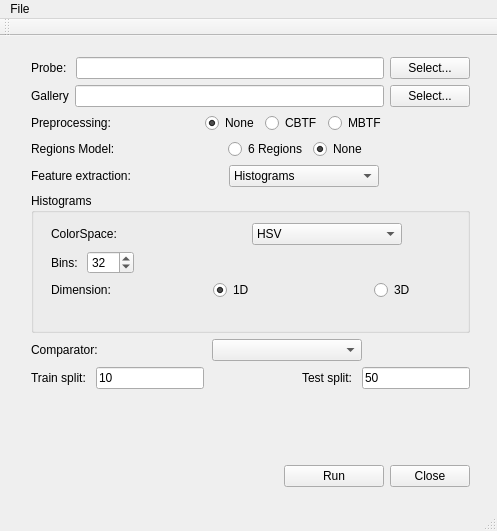
Old version of the form gui/mainwindow.ui in the repository Luigolas/PyReID.
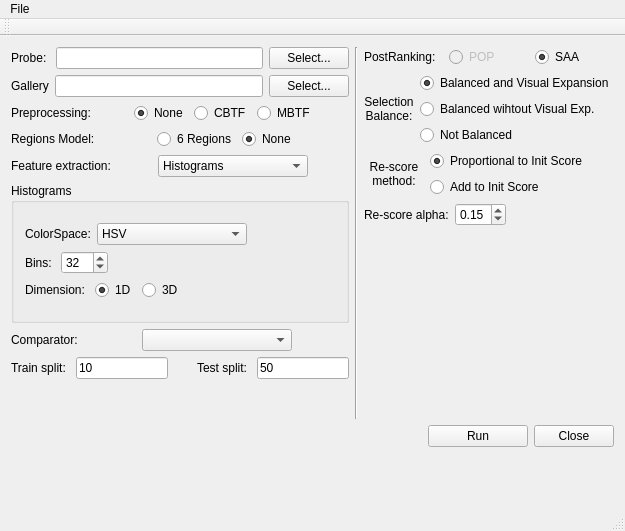
New version of the form.

Commit message: Qt Gui additions. Improved PostRanker. Fix some bugs

The edit to the form file:
```diff
--- a/gui/mainwindow.ui
+++ b/gui/mainwindow.ui
@@ -2,11 +2,14 @@
 <ui version="4.0">
  <class>MainWindow</class>
  <widget class="QMainWindow" name="MainWindow">
+  <property name="enabled">
+   <bool>true</bool>
+  </property>
   <property name="geometry">
    <rect>
     <x>0</x>
     <y>0</y>
-    <width>497</width>
+    <width>625</width>
     <height>531</height>
    </rect>
   </property>
@@ -23,24 +26,35 @@
    </size>
   </property>
   <property name="windowTitle">
-   <string>MainWindow</string>
+   <string>PyReid</string>
   </property>
   <widget class="QWidget" name="centralWidget">
+   <property name="enabled">
+    <bool>true</bool>
+   </property>
    <property name="autoFillBackground">
     <bool>false</bool>
    </property>
-   <widget class="QWidget" name="verticalLayoutWidget">
-    <property name="geometry">
-     <rect>
-      <x>20</x>
-      <y>10</y>
-      <width>461</width>
-      <height>452</height>
-     </rect>
-    </property>
+   <layout class="QGridLayout" name="gridLayout">
+    <item row="2" column="0">
+     <spacer name="verticalSpacer_3">
+      <property name="orientation">
+       <enum>Qt::Vertical</enum>
+      </property>
+      <property name="sizeHint" stdset="0">
+       <size>
+        <width>20</width>
+        <height>40</height>
+       </size>
+      </property>
+     </spacer>
+    </item>
+    <item row="0" column="0" colspan="2">
+     <layout class="QHBoxLayout" name="horizontalLayout_12">
+      <item>
     <layout class="QVBoxLayout" name="verticalLayout">
      <property name="sizeConstraint">
-      <enum>QLayout::SetMinAndMaxSize</enum>
+         <enum>QLayout::SetDefaultConstraint</enum>
      </property>
      <item>
       <layout class="QHBoxLayout" name="horizontalLayout_2">
@@ -291,23 +305,19 @@
          </property>
          <property name="minimumSize">
           <size>
-           <width>0</width>
+              <width>270</width>
            <height>140</height>
           </size>
          </property>
          <property name="title">
           <string>Histograms</string>
          </property>
-         <widget class="QWidget" name="verticalLayoutWidget_3">
-          <property name="geometry">
-           <rect>
-            <x>9</x>
-            <y>19</y>
-            <width>501</width>
-            <height>111</height>
-           </rect>
-          </property>
+            <layout class="QGridLayout" name="gridLayout_2">
+             <item row="0" column="0">
           <layout class="QVBoxLayout" name="verticalLayout_3">
+               <property name="sizeConstraint">
+                <enum>QLayout::SetDefaultConstraint</enum>
+               </property>
            <item>
             <layout class="QHBoxLayout" name="horizontalLayout_5">
              <item>
@@ -317,19 +327,6 @@
                </property>
               </widget>
              </item>
-             <item>
-              <spacer name="horizontalSpacer_9">
-               <property name="orientation">
-                <enum>Qt::Horizontal</enum>
-               </property>
-               <property name="sizeHint" stdset="0">
-                <size>
-                 <width>40</width>
-                 <height>20</height>
-                </size>
-               </property>
-              </spacer>
-             </item>
              <item>
               <widget class="QComboBox" name="comboBoxColorSpace">
                <property name="minimumSize">
@@ -442,23 +439,24 @@
                </attribute>
               </widget>
              </item>
-            </layout>
-           </item>
            <item>
-            <spacer name="verticalSpacer_2">
+                  <spacer name="horizontalSpacer_9">
              <property name="orientation">
-              <enum>Qt::Vertical</enum>
+                    <enum>Qt::Horizontal</enum>
              </property>
              <property name="sizeHint" stdset="0">
               <size>
-               <width>20</width>
-               <height>40</height>
+                     <width>40</width>
+                     <height>20</height>
               </size>
              </property>
             </spacer>
            </item>
           </layout>
-         </widget>
+               </item>
+              </layout>
+             </item>
+            </layout>
         </widget>
        </item>
       </layout>
@@ -568,7 +566,222 @@
        </property>
       </spacer>
      </item>
+       </layout>
+      </item>
      <item>
+       <widget class="Line" name="line">
+        <property name="orientation">
+         <enum>Qt::Vertical</enum>
+        </property>
+       </widget>
+      </item>
+      <item>
+       <layout class="QVBoxLayout" name="verticalLayout_5">
+        <item>
+         <layout class="QHBoxLayout" name="horizontalLayout_13">
+          <item>
+           <widget class="QLabel" name="label_12">
+            <property name="text">
+             <string>PostRanking:</string>
+            </property>
+           </widget>
+          </item>
+          <item>
+           <widget class="QRadioButton" name="radioButton_2">
+            <property name="enabled">
+             <bool>false</bool>
+            </property>
+            <property name="text">
+             <string>POP</string>
+            </property>
+            <attribute name="buttonGroup">
+             <string notr="true">buttonGroupPostRankingMethod</string>
+            </attribute>
+           </widget>
+          </item>
+          <item>
+           <widget class="QRadioButton" name="radioButton">
+            <property name="text">
+             <string>SAA</string>
+            </property>
+            <property name="checked">
+             <bool>true</bool>
+            </property>
+            <attribute name="buttonGroup">
+             <string notr="true">buttonGroupPostRankingMethod</string>
+            </attribute>
+           </widget>
+          </item>
+         </layout>
+        </item>
+        <item>
+         <layout class="QHBoxLayout" name="horizontalLayout_14">
+          <item>
+           <widget class="QLabel" name="label_13">
+            <property name="maximumSize">
+             <size>
+              <width>60</width>
+              <height>16777215</height>
+             </size>
+            </property>
+            <property name="text">
+             <string>Selection Balance:</string>
+            </property>
+            <property name="alignment">
+             <set>Qt::AlignCenter</set>
+            </property>
+            <property name="wordWrap">
+             <bool>true</bool>
+            </property>
+           </widget>
+          </item>
+          <item>
+           <layout class="QVBoxLayout" name="verticalLayout_4">
+            <item>
+             <widget class="QRadioButton" name="radioButtonPOPBalancedAndVE">
+              <property name="text">
+               <string>Balanced and Visual Expansion</string>
+              </property>
+              <property name="checked">
+               <bool>true</bool>
+              </property>
+              <attribute name="buttonGroup">
+               <string notr="true">buttonGroupBalancedSelection</string>
+              </attribute>
+             </widget>
+            </item>
+            <item>
+             <widget class="QRadioButton" name="radioButtonPOPBalanced">
+              <property name="text">
+               <string>Balanced wihtout Visual Exp.</string>
+              </property>
+              <attribute name="buttonGroup">
+               <string notr="true">buttonGroupBalancedSelection</string>
+              </attribute>
+             </widget>
+            </item>
+            <item>
+             <widget class="QRadioButton" name="radioButtonPOPNotBalanced">
+              <property name="text">
+               <string>Not Balanced</string>
+              </property>
+              <attribute name="buttonGroup">
+               <string notr="true">buttonGroupBalancedSelection</string>
+              </attribute>
+             </widget>
+            </item>
+           </layout>
+          </item>
+         </layout>
+        </item>
+        <item>
+         <layout class="QHBoxLayout" name="horizontalLayout_15">
+          <item>
+           <widget class="QLabel" name="label_14">
+            <property name="maximumSize">
+             <size>
+              <width>60</width>
+              <height>16777215</height>
+             </size>
+            </property>
+            <property name="text">
+             <string>Re-score method:</string>
+            </property>
+            <property name="alignment">
+             <set>Qt::AlignCenter</set>
+            </property>
+            <property name="wordWrap">
+             <bool>true</bool>
+            </property>
+           </widget>
+          </item>
+          <item>
+           <layout class="QVBoxLayout" name="verticalLayout_6">
+            <item>
+             <widget class="QRadioButton" name="radioButtonReScoreProportional">
+              <property name="text">
+               <string>Proportional to Init Score</string>
+              </property>
+              <property name="checked">
+               <bool>true</bool>
+              </property>
+              <attribute name="buttonGroup">
+               <string notr="true">buttonGroupReScoreMethod</string>
+              </attribute>
+             </widget>
+            </item>
+            <item>
+             <widget class="QRadioButton" name="radioButtonReScoreAdd">
+              <property name="text">
+               <string>Add to Init Score</string>
+              </property>
+              <attribute name="buttonGroup">
+               <string notr="true">buttonGroupReScoreMethod</string>
+              </attribute>
+             </widget>
+            </item>
+           </layout>
+          </item>
+         </layout>
+        </item>
+        <item>
+         <layout class="QHBoxLayout" name="horizontalLayout_16">
+          <item>
+           <widget class="QLabel" name="label_15">
+            <property name="text">
+             <string>Re-score alpha:</string>
+            </property>
+           </widget>
+          </item>
+          <item>
+           <widget class="QDoubleSpinBox" name="ReScoreAlpha">
+            <property name="minimum">
+             <double>0.010000000000000</double>
+            </property>
+            <property name="maximum">
+             <double>2.000000000000000</double>
+            </property>
+            <property name="singleStep">
+             <double>0.010000000000000</double>
+            </property>
+            <property name="value">
+             <double>0.150000000000000</double>
+            </property>
+           </widget>
+          </item>
+          <item>
+           <spacer name="horizontalSpacer_14">
+            <property name="orientation">
+             <enum>Qt::Horizontal</enum>
+            </property>
+            <property name="sizeHint" stdset="0">
+             <size>
+              <width>40</width>
+              <height>20</height>
+             </size>
+            </property>
+           </spacer>
+          </item>
+         </layout>
+        </item>
+        <item>
+         <spacer name="verticalSpacer_4">
+          <property name="orientation">
+           <enum>Qt::Vertical</enum>
+          </property>
+          <property name="sizeHint" stdset="0">
+           <size>
+            <width>20</width>
+            <height>40</height>
+           </size>
+          </property>
+         </spacer>
+        </item>
+       </layout>
+      </item>
+     </layout>
+    </item>
+    <item row="1" column="0" colspan="2">
       <layout class="QHBoxLayout" name="horizontalLayout_9">
        <item>
         <spacer name="horizontalSpacer_2">
@@ -613,13 +826,12 @@
      </item>
     </layout>
    </widget>
-  </widget>
   <widget class="QMenuBar" name="menuBar">
    <property name="geometry">
     <rect>
      <x>0</x>
      <y>0</y>
-     <width>497</width>
+     <width>625</width>
      <height>22</height>
     </rect>
    </property>
```
Left out of the diff: 7 changed lines with no effect on the pictures. Lines whose indentation alone changed are shown as unchanged. The commit also changes 9 other files.
